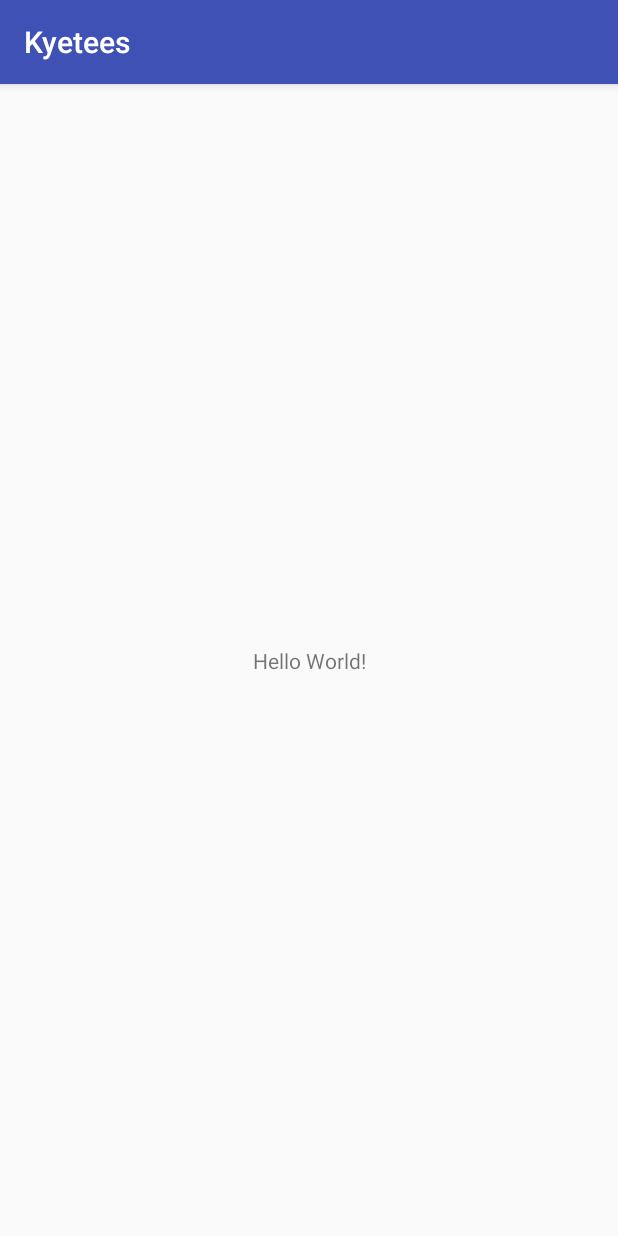
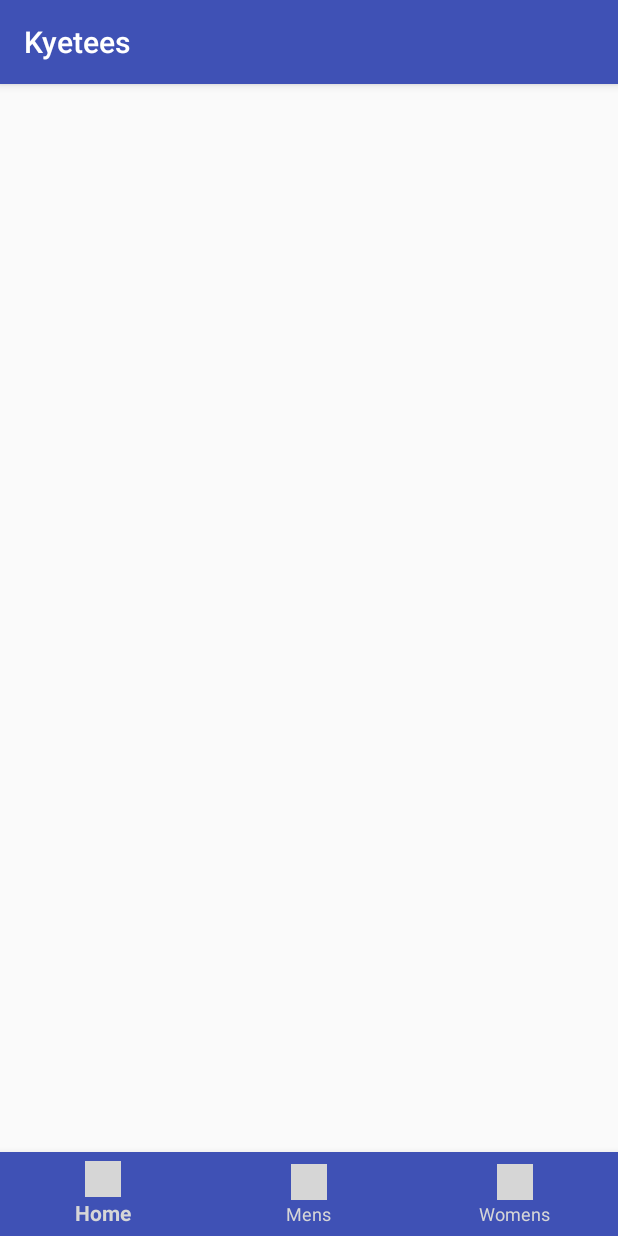
Before and after one commit to cdastagirireddy/Kyetees, an Android app: the MainActivity screen opened directly, with no data from a screen before it, on a phone screen of 412 x 824 dp. Run offline under Robolectric (Android 15) with nearby library versions, the phone set to English and light mode, and no system bars; grey boxes are pictures that could not be loaded.

Commit message:
navigation

```diff
--- a/app/src/main/res/layout/activity_main.xml
+++ b/app/src/main/res/layout/activity_main.xml
@@ -1,18 +1,50 @@
 <?xml version="1.0" encoding="utf-8"?>
-<android.support.constraint.ConstraintLayout xmlns:android="http://schemas.android.com/apk/res/android"
+<android.support.v4.widget.DrawerLayout xmlns:android="http://schemas.android.com/apk/res/android"
     xmlns:app="http://schemas.android.com/apk/res-auto"
     xmlns:tools="http://schemas.android.com/tools"
     android:layout_width="match_parent"
     android:layout_height="match_parent"
+    android:id="@+id/drawer"
     tools:context=".MainActivity">
 
-    <TextView
+
+    <android.support.design.widget.NavigationView
+        app:headerLayout="@layout/header"
         android:layout_width="wrap_content"
-        android:layout_height="wrap_content"
-        android:text="Hello World!"
-        app:layout_constraintBottom_toBottomOf="parent"
-        app:layout_constraintLeft_toLeftOf="parent"
-        app:layout_constraintRight_toRightOf="parent"
-        app:layout_constraintTop_toTopOf="parent" />
+        android:layout_height="match_parent"
+        android:background="@color/white"
+        app:itemTextColor="@color/darkGay"
+        app:itemIconTint="@color/darkGay"
+        app:menu="@menu/menu"
+        android:layout_gravity="start">
 
-</android.support.constraint.ConstraintLayout>
+
+    </android.support.design.widget.NavigationView>
+
+    <RelativeLayout
+        android:layout_width="match_parent"
+        android:layout_height="match_parent">
+
+        <android.support.design.widget.BottomNavigationView
+            android:layout_width="wrap_content"
+            android:layout_height="56dp"
+            android:layout_alignParentBottom="true"
+            app:itemBackground="@color/colorPrimary"
+            app:itemIconTint="@color/nav_item_color"
+            app:itemTextColor="@color/nav_item_color"
+            app:menu="@menu/bottem_nav_list">
+
+
+        </android.support.design.widget.BottomNavigationView>
+
+        <FrameLayout
+            android:layout_width="match_parent"
+            android:layout_height="match_parent">
+
+        </FrameLayout>
+
+
+
+    </RelativeLayout>
+
+</android.support.v4.widget.DrawerLayout>
```
Also changed, not shown: app/src/main/res/layout/header.xml (added, +28 -0 lines).
